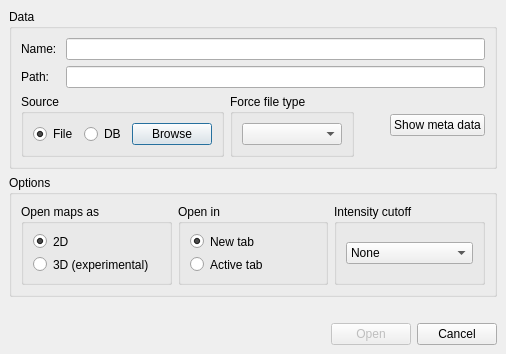
Above: source/VISUAL/DIALOGS/OpenDialog.ui from hroest/flaming-archer before the change. Below: the same form after it.
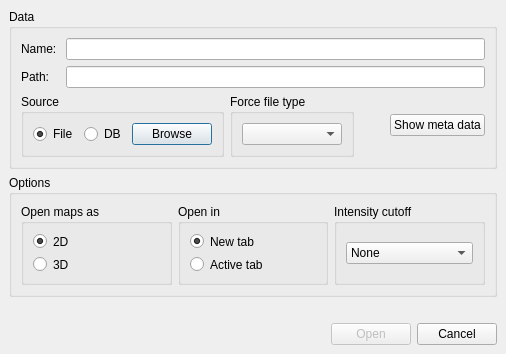
That is the form after the change.

The edit to the form file:
```diff
--- a/source/VISUAL/DIALOGS/OpenDialog.ui
+++ b/source/VISUAL/DIALOGS/OpenDialog.ui
@@ -227,7 +227,7 @@
          <item>
           <widget class="QRadioButton" name="d3_radio" >
            <property name="text" >
-            <string>3D (experimental)</string>
+            <string>3D</string>
            </property>
           </widget>
          </item>
```
